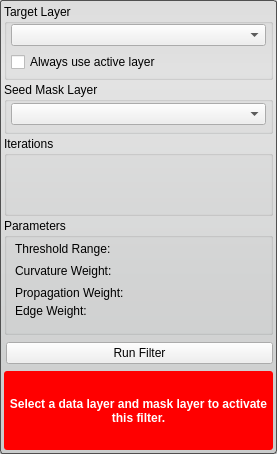
Old version of the form src/Interface/ToolInterface/ThresholdSegmentationLSFilterInterface.ui in the repository SCIInstitute/Seg3D.
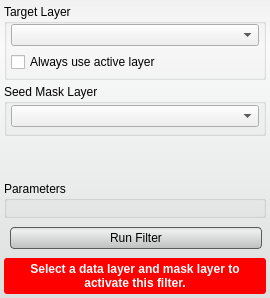
New version of the form. Custom widgets are drawn as their Qt base class.

Diff of the .ui file:
```diff
--- a/src/Interface/ToolInterface/ThresholdSegmentationLSFilterInterface.ui
+++ b/src/Interface/ToolInterface/ThresholdSegmentationLSFilterInterface.ui
@@ -6,8 +6,8 @@
    <rect>
     <x>0</x>
     <y>0</y>
-    <width>277</width>
-    <height>454</height>
+    <width>270</width>
+    <height>298</height>
    </rect>
   </property>
   <property name="windowTitle">
@@ -16,13 +16,33 @@
   <property name="styleSheet">
    <string notr="true">QWidget#ThresholdSegmentationLSFilterInterface{
   border-radius: 3px;
-  border: 1px solid rgb(80, 80,80);
-  background-color: qlineargradient(spread:pad, x1:0.5, y1:0, x2:0.5, y2:0.960227, stop:0 rgba(221, 221, 221, 255), stop:0.155779 rgba(228, 228, 228, 255), stop:1 rgba(202, 204, 204, 255));      
+  background-color: qlineargradient(spread:pad, x1:0.5, y1:0, x2:0.5, y2:0.960227, stop:0 rgba(241, 241, 241, 255), stop:0.155779 rgba(250, 250, 250, 255), stop:1 rgba(222, 224, 224, 255));       
+}
+
+QPushButton{
+  background-color: qlineargradient(spread:pad, x1:0.5, y1:0, x2:0.5, y2:0.960227, stop:0 rgba(221, 221, 221, 255), stop:0.155779 rgba(238, 238, 238, 255), stop:1 rgba(192, 194, 194, 255));
+  border-radius: 4px;
+  border: 1px solid rgb(90, 90, 90);
+  margin:4px;
+}
+
+QPushButton:hover{
+  background-color: qlineargradient(spread:pad, x1:0.5, y1:0, x2:0.5, y2:1, stop:0 rgba(195, 195, 195, 255), stop:0.253769 rgba(206, 206, 206, 255), stop:1 rgba(185, 185, 185, 255));
+  border-radius: 4px;
+  border: 1px solid rgb(90, 90, 90);
+  margin:4px;
+}
+
+QPushButton:pressed{
+  background-color: qlineargradient(spread:pad, x1:0.5, y1:0, x2:0.5, y2:1, stop:0 rgba(150, 150, 150, 255), stop:0.753769 rgba(206, 206, 206, 255), stop:1 rgba(185, 185, 185, 255));
+  border-radius: 4px;
+  border: 1px solid rgb(90, 90, 90);
+  margin:4px;
 }</string>
   </property>
-  <layout class="QVBoxLayout" name="verticalLayout_9">
+  <layout class="QVBoxLayout" name="verticalLayout">
    <property name="spacing">
-    <number>2</number>
+    <number>4</number>
    </property>
    <property name="margin">
     <number>4</number>
@@ -145,28 +165,7 @@
     </widget>
    </item>
    <item>
-    <widget class="QGroupBox" name="groupBox_3">
-     <property name="title">
-      <string>Iterations</string>
-     </property>
-     <layout class="QHBoxLayout" name="horizontalLayout_4">
-      <property name="leftMargin">
-       <number>4</number>
-      </property>
-      <property name="topMargin">
-       <number>2</number>
-      </property>
-      <property name="rightMargin">
-       <number>4</number>
-      </property>
-      <property name="bottomMargin">
-       <number>4</number>
-      </property>
-      <item>
-       <widget class="QtUtils::QtLogSliderIntCombo" name="iterations_" native="true"/>
-      </item>
-     </layout>
-    </widget>
+    <widget class="QtUtils::QtLogSliderIntCombo" name="iterations_" native="true"/>
    </item>
    <item>
     <widget class="QGroupBox" name="weightsGroupBox">
@@ -184,143 +183,31 @@
      </property>
      <layout class="QVBoxLayout" name="verticalLayout_7">
       <property name="spacing">
-       <number>0</number>
+       <number>4</number>
       </property>
       <property name="leftMargin">
-       <number>4</number>
+       <number>2</number>
       </property>
       <property name="topMargin">
-       <number>2</number>
+       <number>0</number>
       </property>
       <property name="rightMargin">
-       <number>4</number>
+       <number>2</number>
       </property>
       <property name="bottomMargin">
-       <number>4</number>
+       <number>2</number>
       </property>
       <item>
-       <widget class="QWidget" name="widget_2" native="true">
-        <layout class="QVBoxLayout" name="verticalLayout">
-         <property name="spacing">
-          <number>2</number>
-         </property>
-         <property name="leftMargin">
-          <number>4</number>
-         </property>
-         <property name="topMargin">
-          <number>2</number>
-         </property>
-         <property name="rightMargin">
-          <number>4</number>
-         </property>
-         <property name="bottomMargin">
-          <number>4</number>
-         </property>
-         <item>
-          <widget class="QLabel" name="upperLabel">
-           <property name="text">
-            <string>Threshold Range:</string>
-           </property>
-          </widget>
-         </item>
-         <item>
-          <widget class="QtUtils::QtSliderDoubleCombo" name="threshold_range_" native="true"/>
-         </item>
-        </layout>
-       </widget>
+       <widget class="QtUtils::QtSliderDoubleCombo" name="threshold_range_" native="true"/>
       </item>
       <item>
-       <widget class="QWidget" name="widget_6" native="true">
-        <layout class="QVBoxLayout" name="verticalLayout_2">
-         <property name="spacing">
-          <number>2</number>
-         </property>
-         <property name="leftMargin">
-          <number>4</number>
-         </property>
-         <property name="topMargin">
-          <number>2</number>
-         </property>
-         <property name="rightMargin">
-          <number>4</number>
-         </property>
-         <property name="bottomMargin">
-          <number>4</number>
-         </property>
-         <item>
-          <widget class="QLabel" name="curvatureLabel">
-           <property name="text">
-            <string>Curvature Weight:</string>
-           </property>
-          </widget>
-         </item>
-         <item>
-          <widget class="QtUtils::QtSliderDoubleCombo" name="curvature_" native="true"/>
-         </item>
-        </layout>
-       </widget>
+       <widget class="QtUtils::QtSliderDoubleCombo" name="curvature_" native="true"/>
       </item>
       <item>
-       <widget class="QWidget" name="widget_8" native="true">
-        <layout class="QVBoxLayout" name="verticalLayout_5">
-         <property name="spacing">
-          <number>2</number>
-         </property>
-         <property name="leftMargin">
-          <number>4</number>
-         </property>
-         <property name="topMargin">
-          <number>2</number>
-         </property>
-         <property name="rightMargin">
-          <number>4</number>
-         </property>
-         <property name="bottomMargin">
-          <number>4</number>
-         </property>
-         <item>
-          <widget class="QLabel" name="propagationLabel">
-           <property name="text">
-            <string>Propagation Weight:</string>
-           </property>
-          </widget>
-         </item>
-         <item>
-          <widget class="QtUtils::QtSliderDoubleCombo" name="propagation_" native="true"/>
-         </item>
-         <item>
-          <widget class="QLabel" name="edgeLabel">
-           <property name="text">
-            <string>Edge Weight:</string>
-           </property>
-          </widget>
-         </item>
-        </layout>
-       </widget>
+       <widget class="QtUtils::QtSliderDoubleCombo" name="propagation_" native="true"/>
       </item>
       <item>
-       <widget class="QWidget" name="widget_10" native="true">
-        <layout class="QVBoxLayout" name="verticalLayout_6">
-         <property name="spacing">
-          <number>2</number>
-         </property>
-         <property name="leftMargin">
-          <number>4</number>
-         </property>
-         <property name="topMargin">
-          <number>2</number>
-         </property>
-         <property name="rightMargin">
-          <number>4</number>
-         </property>
-         <property name="bottomMargin">
-          <number>4</number>
-         </property>
-         <item>
-          <widget class="QtUtils::QtSliderDoubleCombo" name="edge_" native="true"/>
-         </item>
-        </layout>
-       </widget>
+       <widget class="QtUtils::QtSliderDoubleCombo" name="edge_" native="true"/>
       </item>
      </layout>
     </widget>
@@ -339,7 +226,7 @@
        <height>32</height>
       </size>
      </property>
-     <layout class="QHBoxLayout" name="horizontalLayout" stretch="1">
+     <layout class="QHBoxLayout" name="horizontalLayout" stretch="0">
       <property name="spacing">
        <number>0</number>
       </property>
@@ -357,6 +244,12 @@
       </property>
       <item>
        <widget class="QPushButton" name="runFilterButton">
+        <property name="minimumSize">
+         <size>
+          <width>0</width>
+          <height>30</height>
+         </size>
+        </property>
         <property name="text">
          <string>Run Filter</string>
         </property>
```
